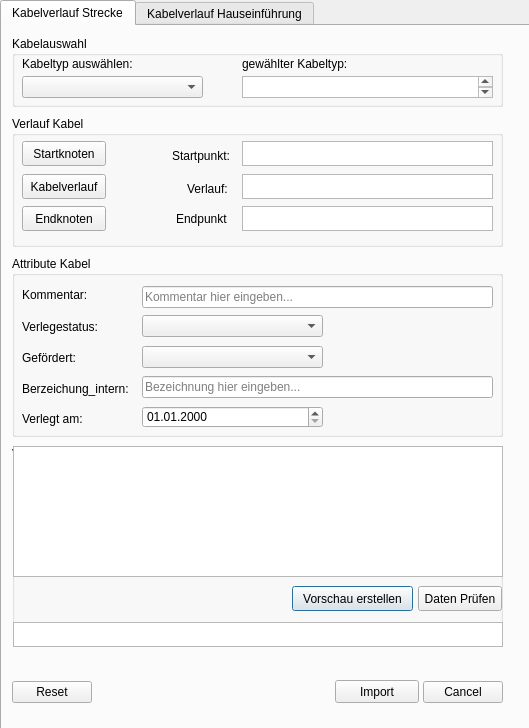
Above: tools/kabel_verlegen/kabel_verlegen_dialog_base.ui from geoKjack/Toolbox_SiegeleCO before the change. Below: the same form after it.
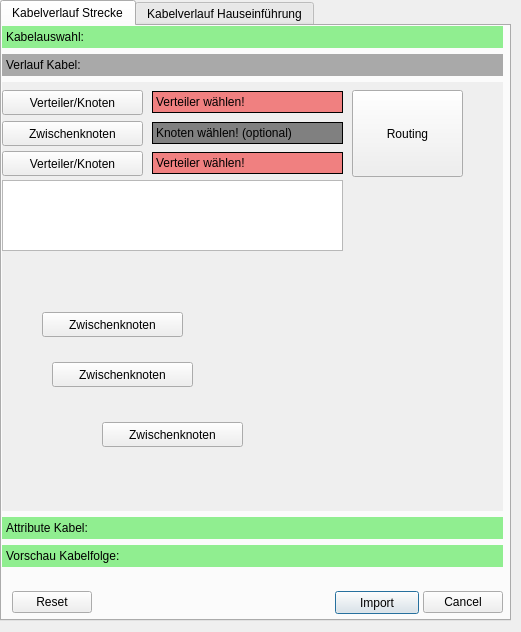
That is the form after the change. The open tabs and pages were chosen to show the change. Custom widgets are drawn as their Qt base class.

Commit message: Großer Umbau von allen Tools

Patch:
```diff
--- a/tools/kabel_verlegen/kabel_verlegen_dialog_base.ui
+++ b/tools/kabel_verlegen/kabel_verlegen_dialog_base.ui
@@ -6,8 +6,8 @@
    <rect>
     <x>0</x>
     <y>0</y>
-    <width>529</width>
-    <height>728</height>
+    <width>521</width>
+    <height>632</height>
    </rect>
   </property>
   <property name="windowTitle">
@@ -18,8 +18,8 @@
     <rect>
      <x>0</x>
      <y>0</y>
-     <width>531</width>
-     <height>731</height>
+     <width>511</width>
+     <height>621</height>
     </rect>
    </property>
    <property name="font">
@@ -39,70 +39,11 @@
     <attribute name="title">
      <string>Kabelverlauf Strecke</string>
     </attribute>
-    <widget class="QGroupBox" name="groupBox_3">
-     <property name="geometry">
-      <rect>
-       <x>10</x>
-       <y>420</y>
-       <width>491</width>
-       <height>201</height>
-      </rect>
-     </property>
-     <property name="title">
-      <string>Vorschau Kabelfolge:</string>
-     </property>
-     <widget class="QTableView" name="tableView_Vorschau">
-      <property name="geometry">
-       <rect>
-        <x>1</x>
-        <y>0</y>
-        <width>490</width>
-        <height>131</height>
-       </rect>
-      </property>
-     </widget>
-     <widget class="QPushButton" name="pushButton_Vorschau">
-      <property name="geometry">
-       <rect>
-        <x>280</x>
-        <y>140</y>
-        <width>121</width>
-        <height>25</height>
-       </rect>
-      </property>
-      <property name="text">
-       <string>Vorschau erstellen</string>
-      </property>
-     </widget>
-     <widget class="QPushButton" name="pushButton_Datenpruefung">
-      <property name="geometry">
-       <rect>
-        <x>406</x>
-        <y>140</y>
-        <width>84</width>
-        <height>25</height>
-       </rect>
-      </property>
-      <property name="text">
-       <string>Daten Prüfen</string>
-      </property>
-     </widget>
-     <widget class="QTextEdit" name="label_Pruefung">
-      <property name="geometry">
-       <rect>
-        <x>1</x>
-        <y>176</y>
-        <width>490</width>
-        <height>25</height>
-       </rect>
-      </property>
-     </widget>
-    </widget>
     <widget class="QPushButton" name="pushButton_Import">
      <property name="geometry">
       <rect>
        <x>333</x>
-       <y>654</y>
+       <y>565</y>
        <width>84</width>
        <height>23</height>
       </rect>
@@ -115,7 +56,7 @@
      <property name="geometry">
       <rect>
        <x>10</x>
-       <y>650</y>
+       <y>560</y>
        <width>491</width>
        <height>32</height>
       </rect>
@@ -127,330 +68,437 @@
       <set>QDialogButtonBox::Cancel|QDialogButtonBox::Reset</set>
      </property>
     </widget>
-    <widget class="QGroupBox" name="groupBox_2">
+    <widget class="QToolBox" name="toolBox">
      <property name="geometry">
       <rect>
-       <x>10</x>
-       <y>230</y>
-       <width>491</width>
-       <height>181</height>
+       <x>0</x>
+       <y>0</y>
+       <width>501</width>
+       <height>541</height>
       </rect>
      </property>
-     <property name="title">
-      <string>Attribute Kabel</string>
+     <property name="styleSheet">
+      <string notr="true">QToolBox::tab { background-color: lightgreen; }
+QToolBox::tab:selected { background-color: darkgrey; }</string>
      </property>
-     <widget class="QLabel" name="label_11">
-      <property name="geometry">
-       <rect>
-        <x>10</x>
-        <y>31</y>
-        <width>101</width>
-        <height>16</height>
-       </rect>
-      </property>
-      <property name="text">
-       <string>Kommentar:</string>
-      </property>
-     </widget>
-     <widget class="QLabel" name="label_12">
-      <property name="geometry">
-       <rect>
-        <x>10</x>
-        <y>63</y>
-        <width>111</width>
-        <height>16</height>
-       </rect>
-      </property>
-      <property name="text">
-       <string>Verlegestatus:</string>
-      </property>
-     </widget>
-     <widget class="QComboBox" name="comboBox_Verlegestatus">
-      <property name="geometry">
-       <rect>
-        <x>130</x>
-        <y>59</y>
-        <width>181</width>
-        <height>22</height>
-       </rect>
-      </property>
-     </widget>
-     <widget class="QLabel" name="label_13">
-      <property name="geometry">
-       <rect>
-        <x>10</x>
-        <y>94</y>
-        <width>111</width>
-        <height>16</height>
-       </rect>
-      </property>
-      <property name="text">
-       <string>Gefördert:</string>
-      </property>
-     </widget>
-     <widget class="QComboBox" name="comboBox_Gefoerdert">
-      <property name="geometry">
-       <rect>
-        <x>130</x>
-        <y>90</y>
-        <width>181</width>
-        <height>22</height>
-       </rect>
-      </property>
-     </widget>
-     <widget class="QLabel" name="label_14">
-      <property name="geometry">
-       <rect>
-        <x>10</x>
-        <y>125</y>
-        <width>121</width>
-        <height>16</height>
-       </rect>
-      </property>
-      <property name="text">
-       <string>Berzeichung_intern:</string>
-      </property>
-     </widget>
-     <widget class="QLineEdit" name="label_Kommentar">
-      <property name="geometry">
-       <rect>
-        <x>130</x>
-        <y>30</y>
-        <width>351</width>
-        <height>22</height>
-       </rect>
-      </property>
-      <property name="text">
-       <string/>
-      </property>
-      <property name="placeholderText">
-       <string>Kommentar hier eingeben...</string>
-      </property>
-     </widget>
-     <widget class="QLineEdit" name="label_Kommentar_2">
-      <property name="geometry">
-       <rect>
-        <x>130</x>
-        <y>120</y>
-        <width>351</width>
-        <height>22</height>
-       </rect>
-      </property>
-      <property name="text">
-       <string/>
-      </property>
-      <property name="placeholderText">
-       <string>Bezeichnung hier eingeben...</string>
-      </property>
-     </widget>
-     <widget class="QgsDateTimeEdit" name="mDateTimeEdit_Strecke">
-      <property name="geometry">
-       <rect>
-        <x>130</x>
-        <y>150</y>
-        <width>181</width>
-        <height>22</height>
-       </rect>
-      </property>
-      <property name="displayFormat">
-       <string>dd.MM.yyyy</string>
-      </property>
-     </widget>
-     <widget class="QLabel" name="label_22">
-      <property name="geometry">
-       <rect>
-        <x>10</x>
-        <y>155</y>
-        <width>121</width>
-        <height>16</height>
-       </rect>
-      </property>
-      <property name="text">
-       <string>Verlegt am:</string>
-      </property>
-     </widget>
-    </widget>
-    <widget class="QGroupBox" name="groupBox">
-     <property name="geometry">
-      <rect>
-       <x>10</x>
-       <y>90</y>
-       <width>491</width>
-       <height>131</height>
-      </rect>
+     <property name="currentIndex">
+      <number>0</number>
      </property>
-     <property name="title">
-      <string>Verlauf Kabel</string>
-     </property>
-     <widget class="QPushButton" name="pushButton_startpunkt">
+     <widget class="QWidget" name="page">
       <property name="geometry">
        <rect>
-        <x>10</x>
-        <y>25</y>
-        <width>84</width>
-        <height>25</height>
+        <x>0</x>
+        <y>0</y>
+        <width>501</width>
+        <height>429</height>
        </rect>
       </property>
-      <property name="text">
-       <string>Startknoten</string>
-      </property>
+      <attribute name="label">
+       <string>Kabelauswahl:</string>
+      </attribute>
+      <widget class="QComboBox" name="comboBox_kabel_typ">
+       <property name="geometry">
+        <rect>
+         <x>0</x>
+         <y>30</y>
+         <width>181</width>
+         <height>22</height>
+        </rect>
+       </property>
+      </widget>
+      <widget class="QLabel" name="label">
+       <property name="geometry">
+        <rect>
+         <x>0</x>
+         <y>10</y>
+         <width>121</width>
+         <height>16</height>
+        </rect>
+       </property>
+       <property name="text">
+        <string>Kabeltyp auswählen:</string>
+       </property>
+      </widget>
+      <widget class="QTextEdit" name="label_gewaehltes_kabel">
+       <property name="geometry">
+        <rect>
+         <x>220</x>
+         <y>30</y>
+         <width>251</width>
+         <height>22</height>
+        </rect>
+       </property>
+      </widget>
+      <widget class="QLabel" name="label_6">
+       <property name="geometry">
+        <rect>
+         <x>220</x>
+         <y>10</y>
+         <width>111</width>
+         <height>16</height>
+        </rect>
+       </property>
+       <property name="text">
+        <string>gewählter Kabeltyp:</string>
+       </property>
+      </widget>
      </widget>
-     <widget class="QPushButton" name="pushButton_verlauf">
+     <widget class="QWidget" name="page_2">
       <property name="geometry">
        <rect>
-        <x>10</x>
-        <y>58</y>
-        <width>84</width>
-        <height>25</height>
+        <x>0</x>
+        <y>0</y>
+        <width>501</width>
+        <height>429</height>
        </rect>
       </property>
-      <property name="text">
-       <string>Kabelverlauf</string>
-      </property>
+      <attribute name="label">
+       <string>Verlauf Kabel:</string>
+      </attribute>
+      <widget class="QPushButton" name="pushButton_zwischenknoten">
+       <property name="geometry">
+        <rect>
+         <x>0</x>
+         <y>39</y>
+         <width>141</width>
+         <height>25</height>
+        </rect>
+       </property>
+       <property name="text">
+        <string>Zwischenknoten</string>
+       </property>
+      </widget>
+      <widget class="QLabel" name="label_gewaehlter_verteiler_2">
+       <property name="geometry">
+        <rect>
+         <x>150</x>
+         <y>70</y>
+         <width>191</width>
+         <height>22</height>
+        </rect>
+       </property>
+       <property name="styleSheet">
+        <string notr="true">background-color: lightcoral;</string>
+       </property>
+       <property name="frameShape">
+        <enum>QFrame::Box</enum>
+       </property>
+       <property name="text">
+        <string>Verteiler wählen!</string>
+       </property>
+      </widget>
+      <widget class="QPushButton" name="pushButton_startpunkt">
+       <property name="geometry">
+        <rect>
+         <x>0</x>
+         <y>8</y>
+         <width>141</width>
+         <height>25</height>
+        </rect>
+       </property>
+       <property name="text">
+        <string>Verteiler/Knoten</string>
+       </property>
+      </widget>
+      <widget class="QGraphicsView" name="graphicsView_Auswahl_Route">
+       <property name="geometry">
+        <rect>
+         <x>0</x>
+         <y>98</y>
+         <width>341</width>
+         <height>71</height>
+        </rect>
+       </property>
+       <property name="sizePolicy">
+        <sizepolicy hsizetype="Fixed" vsizetype="Fixed">
+         <horstretch>0</horstretch>
+         <verstretch>0</verstretch>
+        </sizepolicy>
+       </property>
+      </widget>
+      <widget class="QLabel" name="label_gewaehlter_verteiler">
+       <property name="geometry">
+        <rect>
+         <x>150</x>
+         <y>9</y>
+         <width>191</width>
+         <height>22</height>
+        </rect>
+       </property>
+       <property name="autoFillBackground">
+        <bool>false</bool>
+       </property>
+       <property name="styleSheet">
+        <string notr="true">background-color: lightcoral;</string>
+       </property>
+       <property name="inputMethodHints">
+        <set>Qt::ImhNone</set>
+       </property>
+       <property name="frameShape">
+        <enum>QFrame::Box</enum>
+       </property>
+       <property name="frameShadow">
+        <enum>QFrame::Plain</enum>
+       </property>
+       <property name="lineWidth">
+        <number>1</number>
+       </property>
+       <property name="text">
+        <string>Verteiler wählen!</string>
+       </property>
+      </widget>
+      <widget class="QPushButton" name="pushButton_routing">
+       <property name="geometry">
+        <rect>
+         <x>350</x>
+         <y>8</y>
+         <width>111</width>
+         <height>87</height>
+        </rect>
+       </property>
+       <property name="text">
+        <string>Routing</string>
+       </property>
+      </widget>
+      <widget class="QPushButton" name="pushButton_endpunkt">
+       <property name="geometry">
+        <rect>
+         <x>0</x>
+         <y>69</y>
+         <width>141</width>
+         <height>25</height>
+        </rect>
+       </property>
+       <property name="text">
+        <string>Verteiler/Knoten</string>
+       </property>
+      </widget>
+      <widget class="QLabel" name="label_gewaehlter_zwischenknoten">
+       <property name="geometry">
+        <rect>
+         <x>150</x>
+         <y>40</y>
+         <width>191</width>
+         <height>22</height>
+        </rect>
+       </property>
+       <property name="styleSheet">
+        <string notr="true">background-color: grey;</string>
+       </property>
+       <property name="frameShape">
+        <enum>QFrame::Box</enum>
+       </property>
+       <property name="text">
+        <string>Knoten wählen! (optional)</string>
+       </property>
+      </widget>
+      <widget class="QPushButton" name="pushButton_verlauf">
+       <property name="geometry">
+        <rect>
+         <x>40</x>
+         <y>230</y>
+         <width>141</width>
+         <height>25</height>
+        </rect>
+       </property>
+       <property name="text">
+        <string>Zwischenknoten</string>
+       </property>
+      </widget>
+      <widget class="QPushButton" name="pushButton_Vorschau">
+       <property name="geometry">
+        <rect>
+         <x>50</x>
+         <y>280</y>
+         <width>141</width>
+         <height>25</height>
+        </rect>
+       </property>
+       <property name="text">
+        <string>Zwischenknoten</string>
+       </property>
+      </widget>
+      <widget class="QPushButton" name="pushButton_Datenpruefung">
+       <property name="geometry">
+        <rect>
+         <x>100</x>
+         <y>340</y>
+         <width>141</width>
+         <height>25</height>
+        </rect>
+       </property>
+       <property name="text">
+        <string>Zwischenknoten</string>
+       </property>
+      </widget>
      </widget>
-     <widget class="QPushButton" name="pushButton_endpunkt">
+     <widget class="QWidget" name="page_3">
       <property name="geometry">
        <rect>
-        <x>10</x>
-        <y>90</y>
-        <width>84</width>
-        <height>25</height>
+        <x>0</x>
+        <y>0</y>
+        <width>100</width>
+        <height>30</height>
        </rect>
       </property>
-      <property name="text">
-       <string>Endknoten</string>
-      </property>
+      <attribute name="label">
+       <string>Attribute Kabel:</string>
+      </attribute>
+      <widget class="QLineEdit" name="label_Kommentar">
+       <property name="geometry">
+        <rect>
+         <x>130</x>
+         <y>10</y>
+         <width>351</width>
+         <height>22</height>
+        </rect>
+       </property>
+       <property name="text">
+        <string/>
+       </property>
+       <property name="placeholderText">
+        <string>Kommentar hier eingeben...</string>
+       </property>
+      </widget>
+      <widget class="QLabel" name="label_14">
+       <property name="geometry">
+        <rect>
+         <x>10</x>
+         <y>90</y>
+         <width>121</width>
+         <height>16</height>
+        </rect>
+       </property>
+       <property name="text">
+        <string>Berzeichung_intern:</string>
+       </property>
+      </widget>
+      <widget class="QLineEdit" name="label_Kommentar_2">
+       <property name="geometry">
+        <rect>
+         <x>130</x>
+         <y>100</y>
+         <width>351</width>
+         <height>22</height>
+        </rect>
+       </property>
+       <property name="text">
+        <string/>
+       </property>
+       <property name="placeholderText">
+        <string>Bezeichnung hier eingeben...</string>
+       </property>
+      </widget>
+      <widget class="QgsDateTimeEdit" name="mDateTimeEdit_Strecke">
+       <property name="geometry">
+        <rect>
+         <x>130</x>
+         <y>130</y>
+         <width>181</width>
+         <height>22</height>
+        </rect>
+       </property>
+       <property name="displayFormat">
+        <string>dd.MM.yyyy</string>
+       </property>
+      </widget>
+      <widget class="QLabel" name="label_11">
+       <property name="geometry">
+        <rect>
+         <x>10</x>
+         <y>11</y>
+         <width>101</width>
+         <height>16</height>
+        </rect>
+       </property>
+       <property name="text">
+        <string>Kommentar:</string>
+       </property>
+      </widget>
+      <widget class="QLabel" name="label_12">
+       <property name="geometry">
+        <rect>
+         <x>10</x>
+         <y>43</y>
+         <width>111</width>
+         <height>16</height>
+        </rect>
+       </property>
+       <property name="text">
+        <string>Status:</string>
+       </property>
+      </widget>
+      <widget class="QComboBox" name="comboBox_Verlegestatus">
+       <property name="geometry">
+        <rect>
+         <x>130</x>
+         <y>39</y>
+         <width>181</width>
+         <height>22</height>
+        </rect>
+       </property>
+      </widget>
+      <widget class="QLabel" name="label_13">
+       <property name="geometry">
+        <rect>
+         <x>10</x>
+         <y>74</y>
+         <width>111</width>
+         <height>16</height>
+        </rect>
+       </property>
+       <property name="text">
+        <string>Gefördert:</string>
+       </property>
+      </widget>
+      <widget class="QLabel" name="label_22">
+       <property name="geometry">
+        <rect>
+         <x>10</x>
+         <y>135</y>
+         <width>121</width>
+         <height>16</height>
+        </rect>
+       </property>
+       <property name="text">
+        <string>Verlegt am:</string>
+       </property>
+      </widget>
+      <widget class="QComboBox" name="comboBox_Gefoerdert">
+       <property name="geometry">
+        <rect>
+         <x>130</x>
+         <y>70</y>
+         <width>181</width>
+         <height>22</height>
+        </rect>
+       </property>
+      </widget>
      </widget>
-     <widget class="QTextEdit" name="label_startpunkt">
+     <widget class="QWidget" name="page_4">
       <property name="geometry">
        <rect>
-        <x>230</x>
-        <y>25</y>
-        <width>251</width>
-        <height>25</height>
+        <x>0</x>
+        <y>0</y>
+        <width>100</width>
+        <height>30</height>
        </rect>
       </property>
+      <attribute name="label">
+       <string>Vorschau Kabelfolge:</string>
+      </attribute>
+      <widget class="QTableView" name="tableView_Vorschau">
+       <property name="geometry">
+        <rect>
+         <x>0</x>
+         <y>10</y>
+         <width>490</width>
+         <height>131</height>
+        </rect>
+       </property>
+      </widget>
      </widget>
-     <widget class="QTextEdit" name="label_verlauf">
-      <property name="geometry">
-       <rect>
-        <x>230</x>
-        <y>58</y>
-        <width>251</width>
-        <height>25</height>
-       </rect>
-      </property>
-     </widget>
-     <widget class="QTextEdit" name="label_endpunkt">
-      <property name="geometry">
-       <rect>
-        <x>230</x>
-        <y>90</y>
-        <width>251</width>
-        <height>25</height>
-       </rect>
-      </property>
-     </widget>
-     <widget class="QLabel" name="label_7">
-      <property name="geometry">
-       <rect>
-        <x>160</x>
-        <y>32</y>
-        <width>61</width>
-        <height>16</height>
-       </rect>
-      </property>
-      <property name="text">
-       <string>Startpunkt:</string>
-      </property>
-     </widget>
-     <widget class="QLabel" name="label_8">
-      <property name="geometry">
-       <rect>
-        <x>175</x>
-        <y>65</y>
-        <width>41</width>
-        <height>16</height>
-       </rect>
-      </property>
-      <property name="text">
-       <string>Verlauf:</string>
-      </property>
-     </widget>
-     <widget class="QLabel" name="label_9">
-      <property name="geometry">
-       <rect>
-        <x>164</x>
-        <y>95</y>
-        <width>51</width>
-        <height>16</height>
-       </rect>
-      </property>
-      <property name="text">
-       <string>Endpunkt:</string>
-      </property>
-     </widget>
     </widget>
-    <widget class="QGroupBox" name="groupBox_4">
-     <property name="geometry">
-      <rect>
-       <x>10</x>
-       <y>10</y>
-       <width>491</width>
-       <height>71</height>
-      </rect>
-     </property>
-     <property name="title">
-      <string>Kabelauswahl</string>
-     </property>
-     <widget class="QLabel" name="label">
-      <property name="geometry">
-       <rect>
-        <x>10</x>
-        <y>20</y>
-        <width>121</width>
-        <height>16</height>
-       </rect>
-      </property>
-      <property name="text">
-       <string>Kabeltyp auswählen:</string>
-      </property>
-     </widget>
-     <widget class="QComboBox" name="comboBox_kabel_typ">
-      <property name="geometry">
-       <rect>
-        <x>10</x>
-        <y>40</y>
-        <width>181</width>
-        <height>22</height>
-       </rect>
-      </property>
-     </widget>
-     <widget class="QTextEdit" name="label_gewaehltes_kabel">
-      <property name="geometry">
-       <rect>
-        <x>230</x>
-        <y>40</y>
-        <width>251</width>
-        <height>22</height>
-       </rect>
-      </property>
-     </widget>
-     <widget class="QLabel" name="label_6">
-      <property name="geometry">
-       <rect>
-        <x>230</x>
-        <y>20</y>
-        <width>111</width>
-        <height>16</height>
-       </rect>
-      </property>
-      <property name="text">
-       <string>gewählter Kabeltyp:</string>
-      </property>
-     </widget>
-    </widget>
-    <zorder>groupBox_3</zorder>
     <zorder>button_box</zorder>
     <zorder>groupBox_2</zorder>
     <zorder>groupBox</zorder>
```
Left out of the diff: 683 changed lines with no effect on the pictures. The commit also changes 41 other files.
